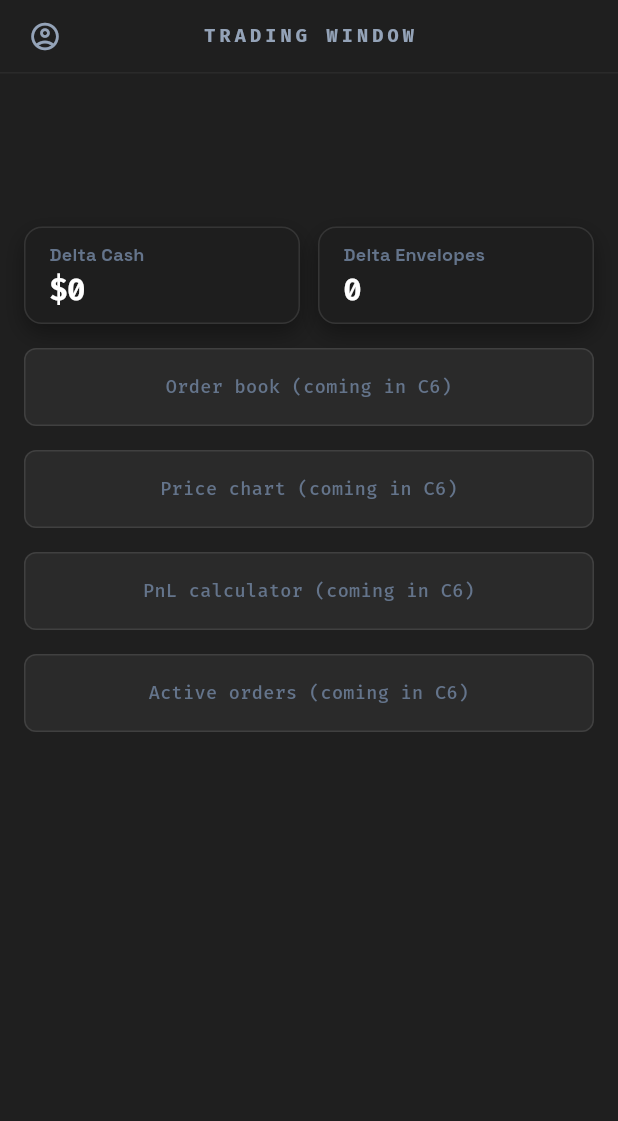
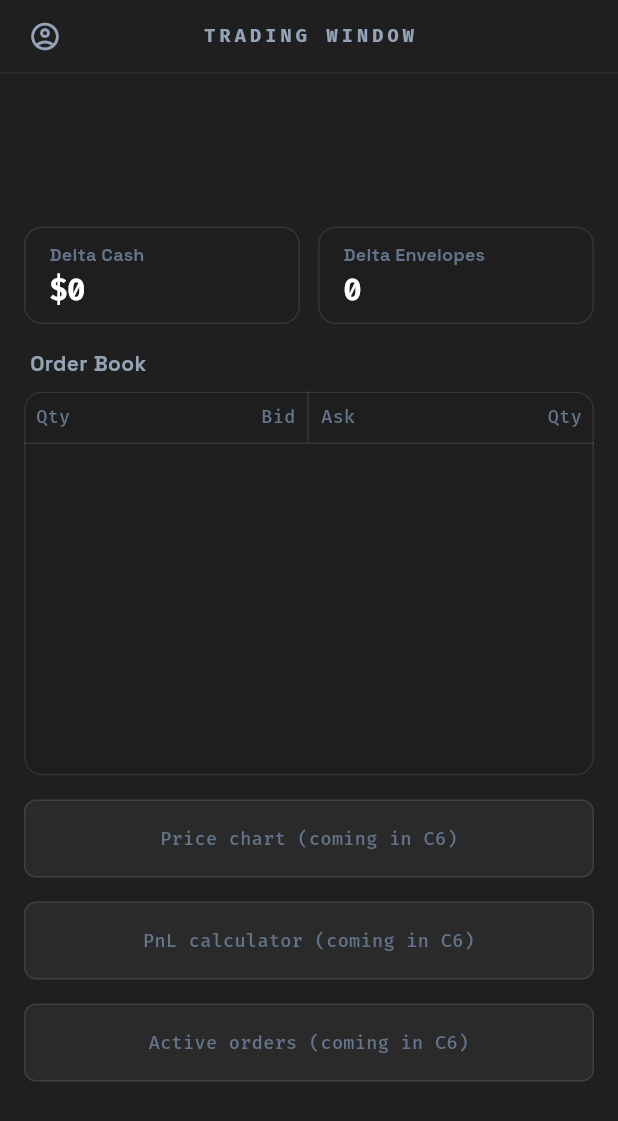
Before and after one commit to Tanmay-Johri/uncertain-envelopes-2, a Flutter app: the GameTradingScreen screen opened directly with empty values, on a phone screen of 412 x 824 dp. Shown: the top 1121 px of the screen. Run offline on Flutter 3.47's test engine with Material 3 defaults, Android fonts, the phone set to English and light mode, and no system bars; our stand-ins replace go_router.

Commit message:
feat(trading): order book panel, flatter cards, corner fix
Add OrderBookRow and OrderBookWidget with mock bid/ask levels on
GameTradingViewData; wire into GameTradingScreen with tests.

Remove drop shadows from StatTile and the order book shell; use Material
with RoundedRectangleBorder plus a rounded header background for stable
top corners on web.

Made-with: Cursor

```diff
--- a/lib/ui/screens/trading/game_trading_screen.dart
+++ b/lib/ui/screens/trading/game_trading_screen.dart
@@ -9,6 +9,7 @@ import '../../../core/theme/app_spacing.dart';
 import '../../../core/theme/app_typography.dart';
 import '../../widgets/countdown_timer.dart';
 import '../../widgets/stat_tile.dart';
+import 'order_book_widget.dart';
 import 'trading_stat_format.dart';
 import 'trading_view_data.dart';
 
@@ -134,9 +135,10 @@ class GameTradingScreen extends StatelessWidget {
                       ],
                     ),
                     const SizedBox(height: AppSpacing.lg),
-                    _SectionPlaceholder(
+                    OrderBookWidget(
                       key: const ValueKey('trading-orderbook-section'),
-                      label: 'Order book (coming in C6)',
+                      bids: data.orderBookBids,
+                      asks: data.orderBookAsks,
                     ),
                     const SizedBox(height: AppSpacing.lg),
                     _SectionPlaceholder(
--- /dev/null
+++ b/lib/ui/screens/trading/order_book_widget.dart
@@ -0,0 +1,193 @@
+import 'dart:math' as math;
+
+import 'package:flutter/material.dart';
+
+import '../../../core/theme/app_colors.dart';
+import '../../../core/theme/app_spacing.dart';
+import '../../../core/theme/app_typography.dart';
+import '../../widgets/order_book_row.dart';
+import 'trading_view_data.dart';
+
+/// Order book panel matching `admin_game_trading_dashboard_7` (split bid / ask).
+class OrderBookWidget extends StatelessWidget {
+  const OrderBookWidget({
+    super.key,
+    required this.bids,
+    required this.asks,
+    this.height = 256,
+  });
+
+  final List<OrderBookLevel> bids;
+  final List<OrderBookLevel> asks;
+
+  /// Total control height including header (`h-64` in mock ≈ 256).
+  final double height;
+
+  @override
+  Widget build(BuildContext context) {
+    final maxBidQty = bids.isEmpty
+        ? 0
+        : bids.map((e) => e.quantity).reduce(math.max);
+    final maxAskQty = asks.isEmpty
+        ? 0
+        : asks.map((e) => e.quantity).reduce(math.max);
+    final bidDen = maxBidQty > 0 ? maxBidQty : 1;
+    final askDen = maxAskQty > 0 ? maxAskQty : 1;
+
+    return Column(
+      crossAxisAlignment: CrossAxisAlignment.stretch,
+      children: [
+        Padding(
+          padding: const EdgeInsets.only(left: 4),
+          child: Text(
+            'Order Book',
+            style: AppTypography.bodySmall.copyWith(
+              fontSize: 14,
+              fontWeight: FontWeight.w600,
+              color: AppColors.textSecondary,
+            ),
+          ),
+        ),
+        const SizedBox(height: AppSpacing.sm),
+        Material(
+          type: MaterialType.canvas,
+          color: AppColors.surfaceContainerLow,
+          surfaceTintColor: Colors.transparent,
+          shadowColor: Colors.transparent,
+          elevation: 0,
+          clipBehavior: Clip.antiAlias,
+          shape: RoundedRectangleBorder(
+            borderRadius: BorderRadius.circular(AppRadius.lg),
+            side: const BorderSide(color: AppColors.outline),
+          ),
+          child: SizedBox(
+            height: height,
+            child: Column(
+              children: [
+                const _OrderBookHeader(),
+                Expanded(
+                  child: SingleChildScrollView(
+                    child: IntrinsicHeight(
+                      child: Row(
+                        crossAxisAlignment: CrossAxisAlignment.stretch,
+                        children: [
+                          Expanded(
+                            child: Column(
+                              crossAxisAlignment: CrossAxisAlignment.stretch,
+                              children: [
+                                for (final b in bids)
+                                  OrderBookRow(
+                                    side: OrderBookSide.bid,
+                                    quantity: b.quantity,
+                                    price: b.price,
+                                    depth: b.quantity / bidDen,
+                                  ),
+                              ],
+                            ),
+                          ),
+                          Container(width: 1, color: AppColors.outline),
+                          Expanded(
+                            child: Column(
+                              crossAxisAlignment: CrossAxisAlignment.stretch,
+                              children: [
+                                for (final a in asks)
+                                  OrderBookRow(
+                                    side: OrderBookSide.ask,
+                                    quantity: a.quantity,
+                                    price: a.price,
+                                    depth: a.quantity / askDen,
+                                  ),
+                              ],
+                            ),
+                          ),
+                        ],
+                      ),
+                    ),
+                  ),
+                ),
+              ],
+            ),
+          ),
+        ),
+      ],
+    );
+  }
+}
+
+class _OrderBookHeader extends StatelessWidget {
+  const _OrderBookHeader();
+
+  @override
+  Widget build(BuildContext context) {
+    final topRadius = Radius.circular(AppRadius.lg);
+    return Container(
+      decoration: BoxDecoration(
+        color: AppColors.surfaceContainerLow,
+        borderRadius: BorderRadius.only(
+          topLeft: topRadius,
+          topRight: topRadius,
+        ),
+        border: const Border(
+          bottom: BorderSide(color: AppColors.outline),
+        ),
+      ),
+      child: Row(
+        children: [
+          Expanded(
+            child: Container(
+              decoration: const BoxDecoration(
+                border: Border(
+                  right: BorderSide(color: AppColors.outline),
+                ),
+              ),
+              padding: const EdgeInsets.all(8),
+              child: Row(
+                mainAxisAlignment: MainAxisAlignment.spaceBetween,
+                children: [
+                  Text(
+                    'Qty',
+                    style: AppTypography.monoSmall.copyWith(
+                      fontSize: 12,
+                      color: AppColors.textTertiary,
+                    ),
+                  ),
+                  Text(
+                    'Bid',
+                    style: AppTypography.monoSmall.copyWith(
+                      fontSize: 12,
+                      color: AppColors.textTertiary,
+                    ),
+                  ),
+                ],
+              ),
+            ),
+          ),
+          Expanded(
+            child: Padding(
+              padding: const EdgeInsets.all(8),
+              child: Row(
+                mainAxisAlignment: MainAxisAlignment.spaceBetween,
+                children: [
+                  Text(
+                    'Ask',
+                    style: AppTypography.monoSmall.copyWith(
+                      fontSize: 12,
+                      color: AppColors.textTertiary,
+                    ),
+                  ),
+                  Text(
+                    'Qty',
+                    style: AppTypography.monoSmall.copyWith(
+                      fontSize: 12,
+                      color: AppColors.textTertiary,
+                    ),
+                  ),
+                ],
+              ),
+            ),
+          ),
+        ],
+      ),
+    );
+  }
+}
--- a/lib/ui/screens/trading/trading_view_data.dart
+++ b/lib/ui/screens/trading/trading_view_data.dart
@@ -1,4 +1,15 @@
 import 'package:flutter/foundation.dart';
+
+@immutable
+class OrderBookLevel {
+  const OrderBookLevel({
+    required this.price,
+    required this.quantity,
+  });
+
+  final double price;
+  final int quantity;
+}
 
 /// Immutable snapshot for the trading dashboard (mock UI; Phase 2 replaces
 /// with provider-driven state).
@@ -12,6 +23,8 @@ class GameTradingViewData {
     required this.isTimed,
     required this.deltaCash,
     required this.deltaEnvelopes,
+    required this.orderBookBids,
+    required this.orderBookAsks,
     this.tradingTimeRemaining,
   });
 
@@ -29,6 +42,12 @@ class GameTradingViewData {
 
   /// Signed delta envelope count; sign drives stat tile tint.
   final double deltaEnvelopes;
+
+  /// Bid side (price desc. in mock); depth bars use qty / max qty on that side.
+  final List<OrderBookLevel> orderBookBids;
+
+  /// Ask side (price asc. in mock).
+  final List<OrderBookLevel> orderBookAsks;
 }
 
 @immutable
--- a/lib/ui/widgets/stat_tile.dart
+++ b/lib/ui/widgets/stat_tile.dart
@@ -41,13 +41,6 @@ class StatTile extends StatelessWidget {
         color: AppColors.surfaceContainerLow,
         borderRadius: BorderRadius.circular(AppRadius.lg),
         border: Border.all(color: _borderColor),
-        boxShadow: [
-          BoxShadow(
-            color: Colors.black.withValues(alpha: 0.35),
-            blurRadius: 12,
-            offset: const Offset(0, 6),
-          ),
-        ],
       ),
       clipBehavior: Clip.hardEdge,
       child: Column(
```
Also changed, not shown: lib/ui/screens/trading/trading_mock_data.dart (+26 -0 lines), lib/ui/widgets/order_book_row.dart (added, +141 -0 lines), 3 other files.
